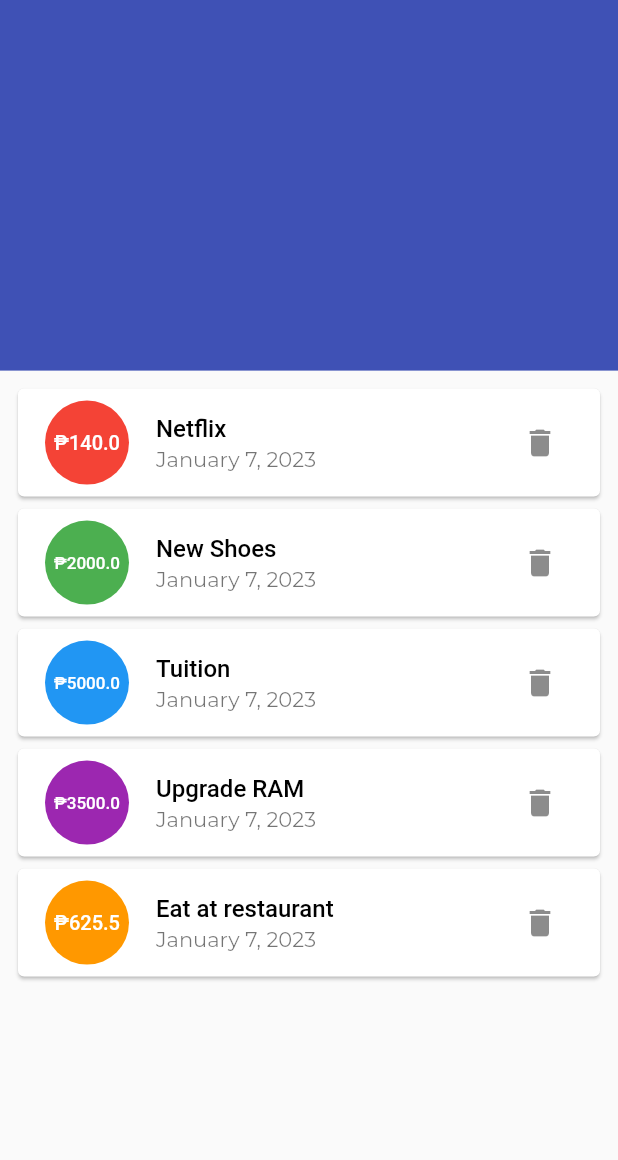
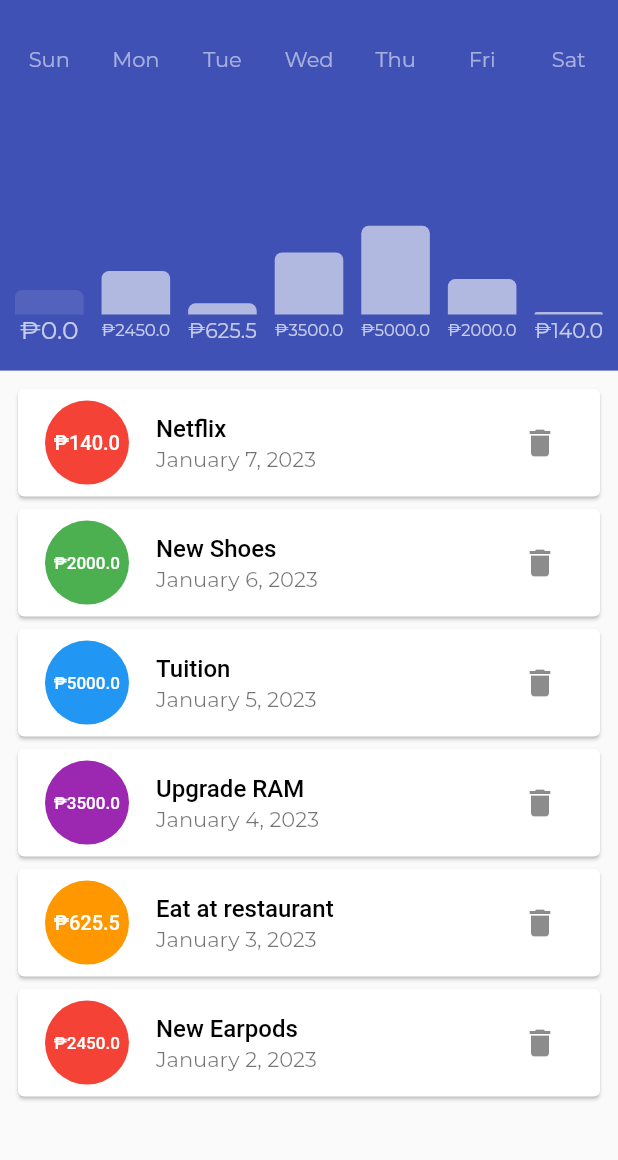
Before and after one commit to invancible/personal-expense, a Flutter app: the screen it shows after launch, on a phone screen of 412 x 824 dp, the part 59-1219 px from its top. Run offline on Flutter 3.47's test engine with Material 2 defaults, Android fonts, the phone set to English and light mode, and no system bars.

Commit message:
add chart

```diff
--- a/lib/expense_tracker/models/expense.dart
+++ b/lib/expense_tracker/models/expense.dart
@@ -1,4 +1,5 @@
 import 'package:flutter/foundation.dart';
+import 'package:intl/intl.dart';
 
 class Expense {
   final String id;
@@ -26,32 +27,32 @@ class Expenses with ChangeNotifier {
       id: '2',
       title: 'New Shoes',
       amount: 2000,
-      date: DateTime.now(),
+      date: DateTime.now().subtract(const Duration(days: 1)),
     ),
     Expense(
       id: '3',
       title: 'Tuition',
       amount: 5000,
-      date: DateTime.now(),
+      date: DateTime.now().subtract(const Duration(days: 2)),
     ),
     Expense(
       id: '4',
       title: 'Upgrade RAM',
       amount: 3500,
-      date: DateTime.now(),
+      date: DateTime.now().subtract(const Duration(days: 3)),
     ),
     Expense(
       id: '5',
       title: 'Eat at restaurant',
       amount: 625.50,
-      date: DateTime.now(),
+      date: DateTime.now().subtract(const Duration(days: 4)),
     ),
-    // Expense(
-    //   id: '5',
-    //   title: 'Eat at restaurant',
-    //   amount: 625.50,
-    //   date: DateTime.now(),
-    // ),
+    Expense(
+      id: '6',
+      title: 'New Earpods',
+      amount: 2450,
+      date: DateTime.now().subtract(const Duration(days: 5)),
+    ),
     // Expense(
     //   id: '5',
     //   title: 'Eat at restaurant',
@@ -70,6 +71,47 @@ class Expenses with ChangeNotifier {
     return [..._items];
   }
 
+  // Get the expenses history for the last 7 days
+  List<Expense> get recentExpenses {
+    return _items.where((expense) {
+      return expense.date.isAfter(
+        DateTime.now().subtract(
+          const Duration(days: 7),
+        ),
+      );
+    }).toList();
+  }
+
+  // Sum up the total expenses for a day
+  List<Map<String, Object>> get totalExpensesByDay {
+    const DAYS_IN_WEEK = 7;
+
+    return List.generate(DAYS_IN_WEEK, (index) {
+      // get a Single day
+      final weekDay = DateTime.now().subtract(Duration(days: index));
+      var totalExpense = 0.0;
+
+      for (var i = 0; i < recentExpenses.length; i++) {
+        if (recentExpenses[i].date.day == weekDay.day &&
+            recentExpenses[i].date.month == weekDay.month &&
+            recentExpenses[i].date.year == weekDay.year) {
+          totalExpense += recentExpenses[i].amount;
+        }
+      }
+      // print(totalExpense.toString());
+      return {
+        'day': DateFormat.E().format(weekDay).substring(0, 3),
+        'amount': totalExpense,
+      };
+    }).reversed.toList();
+  }
+
+  double get totalExpenses {
+    return totalExpensesByDay.fold(0.0, (previousValue, element) {
+      return previousValue + (element['amount'] as double);
+    });
+  }
+
   void deleteExpense(String id) {
     _items.removeWhere((element) => element.id == id);
     notifyListeners();
--- a/lib/expense_tracker/widgets/chart.dart
+++ b/lib/expense_tracker/widgets/chart.dart
@@ -1,12 +1,85 @@
 import 'package:flutter/material.dart';
+import 'package:provider/provider.dart';
+
+import '../models/expense.dart';
 
 class Chart extends StatelessWidget {
   const Chart({super.key});
 
+  Widget buildChartItem(Map<String, Object> data, double percentage) {
+    return Flexible(
+      fit: FlexFit.tight,
+      child: Padding(
+        padding: const EdgeInsets.all(6.0),
+        child: Column(
+          children: [
+            Flexible(
+              flex: 1,
+              child: Text(
+                data['day'].toString(),
+                style: const TextStyle(
+                  color: Colors.white54,
+                ),
+              ),
+            ),
+            Flexible(
+              flex: 8,
+              child: SizedBox(
+                height: double.infinity,
+                child: FractionallySizedBox(
+                  alignment: Alignment.bottomCenter,
+                  heightFactor: percentage == 0.0 ? 0.1 : percentage,
+                  child: Container(
+                    decoration: BoxDecoration(
+                      color:
+                          percentage == 0.0 ? Colors.white10 : Colors.white60,
+                      borderRadius: const BorderRadius.only(
+                        topLeft: Radius.circular(5),
+                        topRight: Radius.circular(5),
+                      ),
+                    ),
+                  ),
+                ),
+              ),
+            ),
+            Flexible(
+              flex: 1,
+              child: SizedBox(
+                height: double.infinity,
+                child: FittedBox(
+                  child: Text(
+                    '₱${data['amount'].toString()}',
+                    style: const TextStyle(
+                      color: Colors.white70,
+                    ),
+                  ),
+                ),
+              ),
+            ),
+          ],
+        ),
+      ),
+    );
+  }
+
   @override
   Widget build(BuildContext context) {
+    final expenses = Provider.of<Expenses>(context);
+
     return Container(
       color: Colors.indigo,
+      padding: const EdgeInsets.symmetric(vertical: 8, horizontal: 4),
+      child: Row(
+        children: expenses.totalExpensesByDay
+            .map(
+              (data) => buildChartItem(
+                  data,
+                  expenses.totalExpenses == 0
+                      ? 1
+                      : (data['amount'] as double) / expenses.totalExpenses),
+            )
+            .toList(),
+      ),
     );
   }
 }
```
